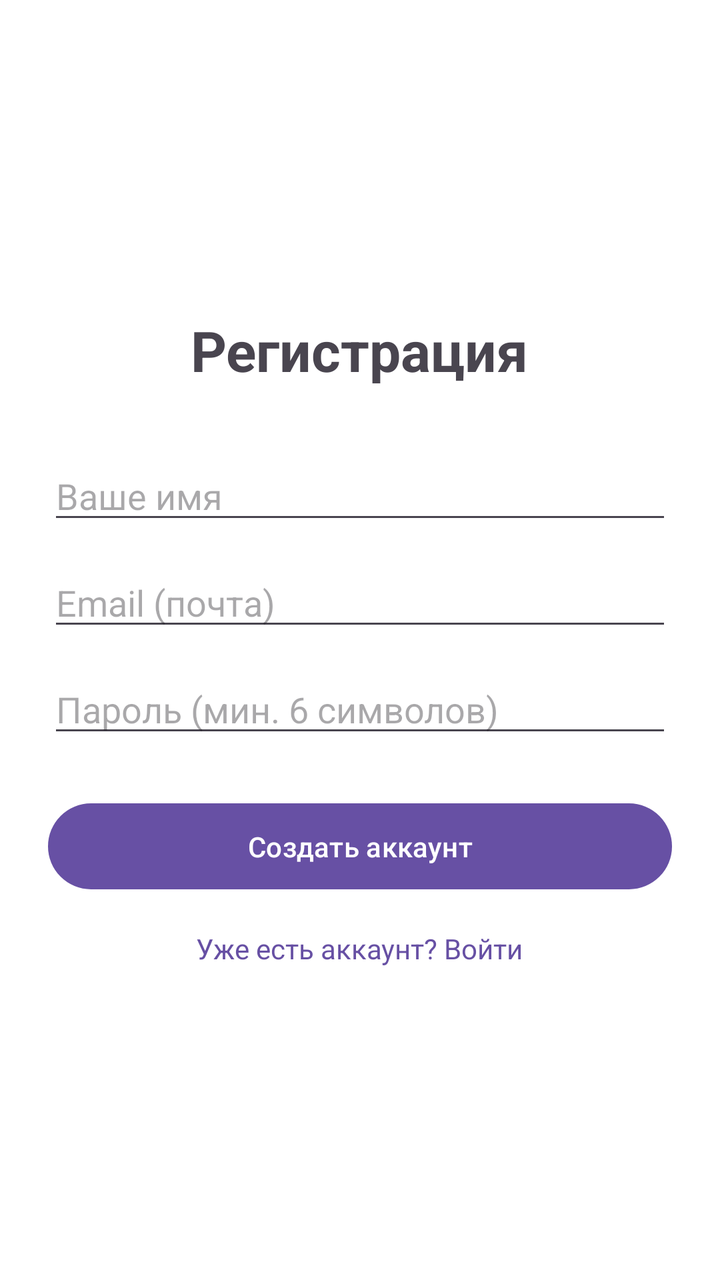
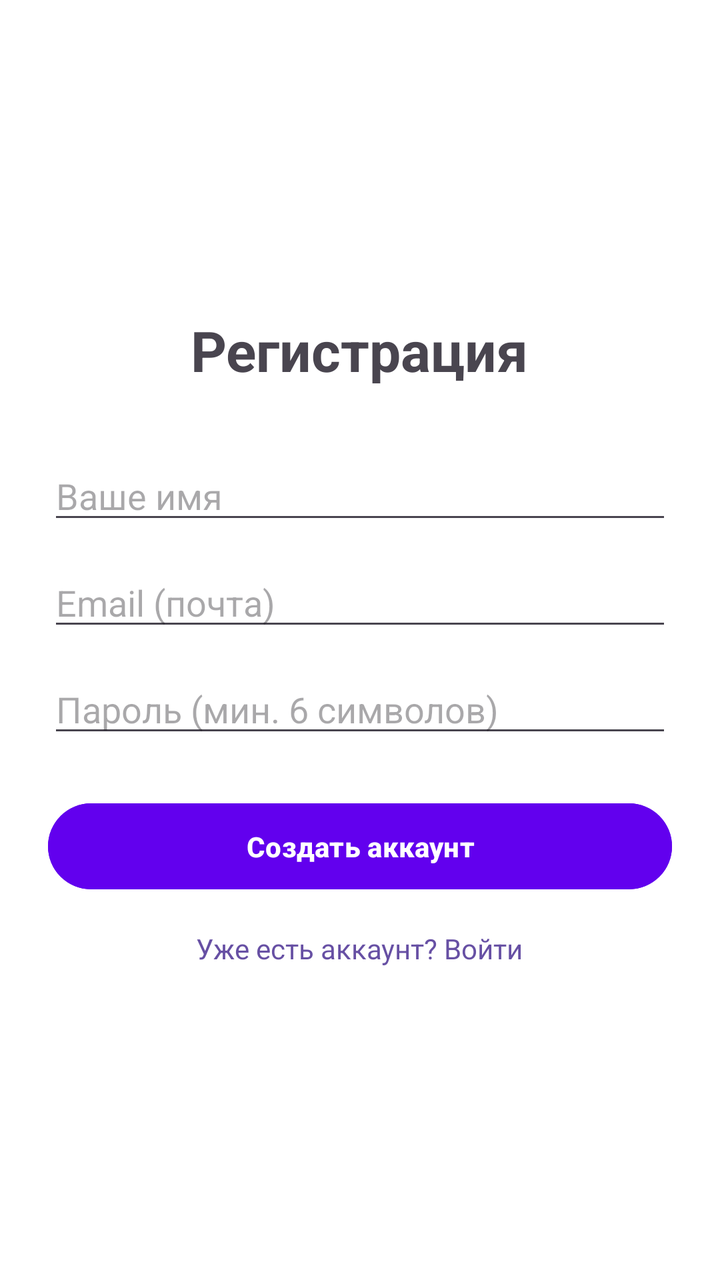

Two renders of the same Android screen: before a commit and after it. Below are the layout's source before the change and the commit's diff.
<!-- AndroidManifest.xml: application theme Theme.TeperTochno -->
<!-- res/layout/activity_register.xml -->
<?xml version="1.0" encoding="utf-8"?>
<LinearLayout xmlns:android="http://schemas.android.com/apk/res/android"
    android:layout_width="match_parent"
    android:layout_height="match_parent"
    android:orientation="vertical"
    android:padding="24dp"
    android:gravity="center_vertical"
    android:background="@color/white">

    <TextView
        android:layout_width="wrap_content"
        android:layout_height="wrap_content"
        android:text="Регистрация"
        android:textSize="28sp"
        android:textStyle="bold"
        android:layout_gravity="center_horizontal"
        android:layout_marginBottom="32dp" />

    <EditText
        android:id="@+id/etRegName"
        android:layout_width="match_parent"
        android:layout_height="wrap_content"
        android:hint="Ваше имя"
        android:inputType="textPersonName"
        android:layout_marginBottom="12dp" />

    <EditText
        android:id="@+id/etRegEmail"
        android:layout_width="match_parent"
        android:layout_height="wrap_content"
        android:hint="Email (почта)"
        android:inputType="textEmailAddress"
        android:layout_marginBottom="12dp" />

    <EditText
        android:id="@+id/etRegPass"
        android:layout_width="match_parent"
        android:layout_height="wrap_content"
        android:hint="Пароль (мин. 6 символов)"
        android:inputType="textPassword"
        android:layout_marginBottom="24dp" />

    <Button
        android:id="@+id/btnRegister"
        android:layout_width="match_parent"
        android:layout_height="wrap_content"
        android:text="Создать аккаунт"
        android:padding="12dp" />

    <TextView
        android:id="@+id/tvToLogin"
        android:layout_width="wrap_content"
        android:layout_height="wrap_content"
        android:text="Уже есть аккаунт? Войти"
        android:layout_marginTop="16dp"
        android:layout_gravity="center_horizontal"
        android:textColor="?attr/colorPrimary" />

</LinearLayout>
<!-- resources referenced by this layout -->
<resources>
  <color name="white">#FFFFFFFF</color>
  <style name="Theme.TeperTochno" parent="Base.Theme.TeperTochno" />
  <style name="Base.Theme.TeperTochno" parent="Theme.Material3.DayNight.NoActionBar">
          
          
      </style>
</resources>

<!-- the commit's change to res/layout/activity_register.xml (unified diff, before → after) -->
@@ -45,6 +45,8 @@
         android:layout_width="match_parent"
         android:layout_height="wrap_content"
         android:text="Создать аккаунт"
+        android:backgroundTint="@color/purple"
+        android:textStyle="bold"
         android:padding="12dp" />
 
     <TextView
<!-- resource entries referenced after the edit -->
@@ -1,5 +1,6 @@
 <!-- resources referenced by this layout -->
 <resources>
+  <color name="purple">#6200EE</color>
   <color name="white">#FFFFFFFF</color>
   <style name="Theme.TeperTochno" parent="Base.Theme.TeperTochno" />
   <style name="Base.Theme.TeperTochno" parent="Theme.Material3.DayNight.NoActionBar">
